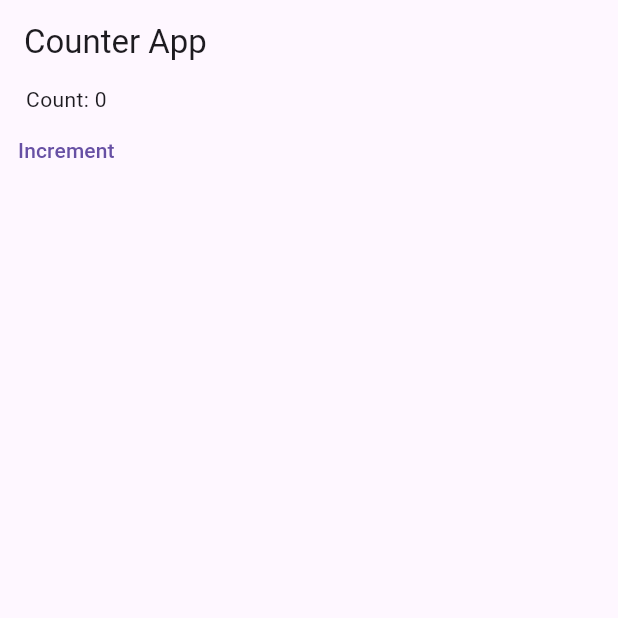
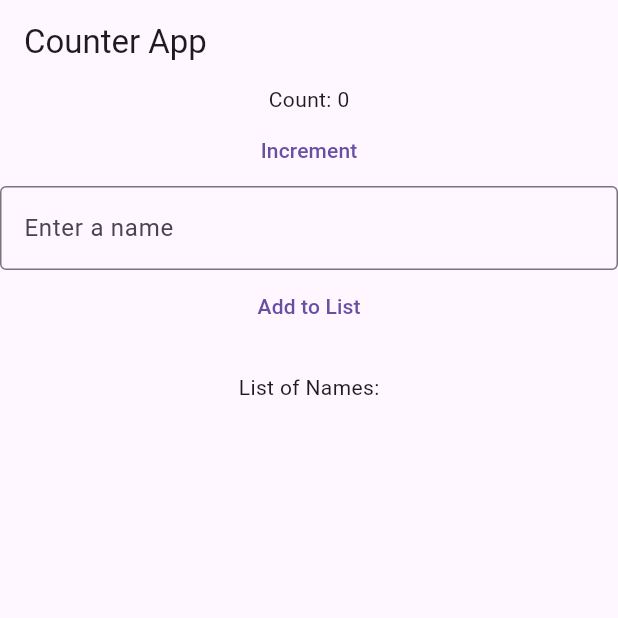
Before and after one commit to ignatiusdillwyn/flutter, a Flutter app: the screen it shows after launch, on a phone screen of 412 x 824 dp, the top half of it. Run offline on Flutter 3.47's test engine with Material 3 defaults, Android fonts, the phone set to English and light mode, and no system bars; our stand-ins replace fluttertoast.

Commit message:
add text controller

```diff
--- a/lib/main.dart
+++ b/lib/main.dart
@@ -1,4 +1,5 @@
 import 'package:flutter/material.dart';
+import 'package:fluttertoast/fluttertoast.dart';
 
 void main() {
   runApp(MainApp());
@@ -6,20 +7,22 @@ void main() {
 
 class MainApp extends StatefulWidget {
   @override
-  State<MainApp> createState() => MyCounterState();
+  State<MainApp> createState() => _MainAppState();
 }
 
-class MyCounterState extends State<MainApp> {
+class _MainAppState extends State<MainApp> {
   int count = 0;
+  List<dynamic> listNama = []; // List untuk menyimpan nama
+  TextEditingController textController =
+      TextEditingController(); // Controller untuk TextField
 
   @override
   Widget build(BuildContext context) {
     return MaterialApp(
       home: Scaffold(
-        appBar: AppBar(
-          title: Text('Counter App'),
-        ),
-        body: SingleChildScrollView( // Membuat konten scrollable
+        appBar: AppBar(title: Text('Counter App')),
+        body: SafeArea(
+          child: SingleChildScrollView(
             child: Column(
               children: [
                 Text('Count: $count'),
@@ -27,11 +30,48 @@ class MyCounterState extends State<MainApp> {
                   onPressed: () {
                     setState(() {
                       count++;
+                      print(count);
                     });
                   },
                   child: Text('Increment'),
                 ),
+                TextField(
+                  controller:
+                      textController, // Hubungkan controller ke TextField
+                  decoration: InputDecoration(
+                    border: OutlineInputBorder(),
+                    hintText: 'Enter a name',
+                  ),
+                ),
+                TextButton(
+                  onPressed: () {
+                    setState(() {
+                      if (textController.text.isNotEmpty) {
+                        listNama.add(
+                          textController.text,
+                        ); // Tambahkan teks ke list
+                        textController
+                            .clear(); // Kosongkan TextField setelah menambahkan
+                      } else {
+                        print('INPUT NAME WOI');
+                        Fluttertoast.showToast(
+                          msg: "Please Input Name",
+                          toastLength: Toast.LENGTH_SHORT,
+                          gravity: ToastGravity.BOTTOM,
+                          backgroundColor: Colors.black,
+                          textColor: Colors.white,
+                        );
+                      }
+                    });
+                  },
+                  child: Text('Add to List'),
+                ),
+                SizedBox(height: 20),
+                Text('List of Names:'),
+                for (int i = 0; i < listNama.length; i++)
+                  Text('${i + 1}. ${listNama[i]}'), // Tampilkan dengan nomor
               ],
+            ),
           ),
         ),
       ),
--- a/pubspec.yaml
+++ b/pubspec.yaml
@@ -7,6 +7,7 @@ environment:
   sdk: ^3.10.0
 
 dependencies:
+  fluttertoast: ^8.2.1
   flutter:
     sdk: flutter
 
```
Also changed, not shown: pubspec.lock. Lines whose indentation alone changed are shown as unchanged.
